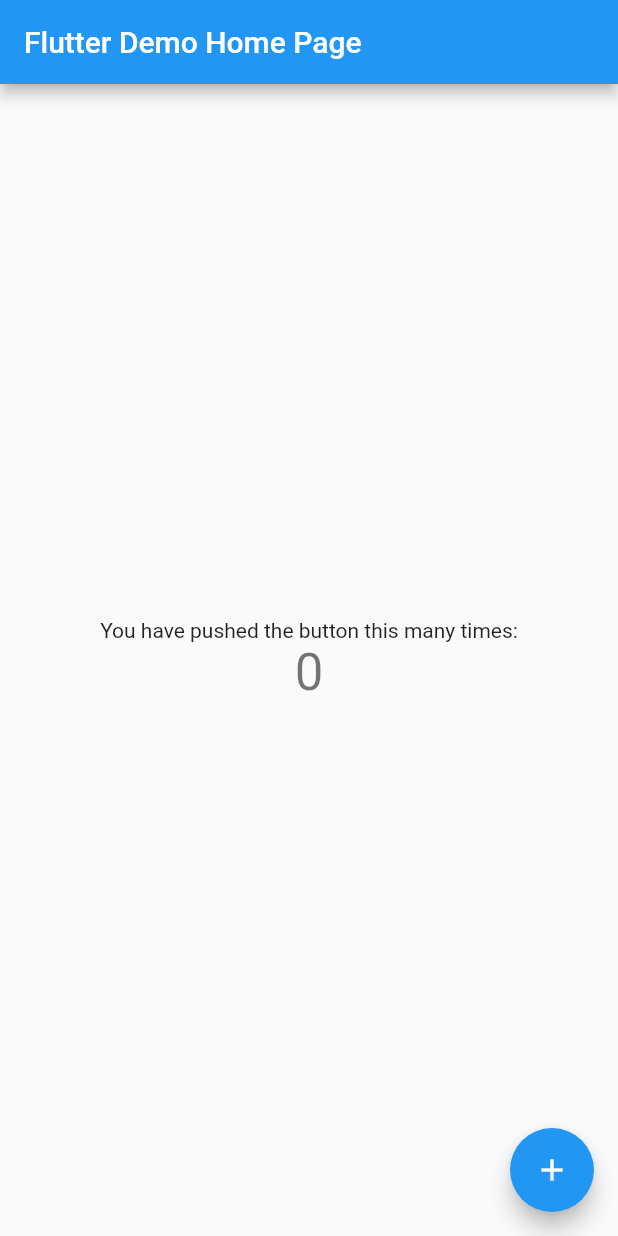
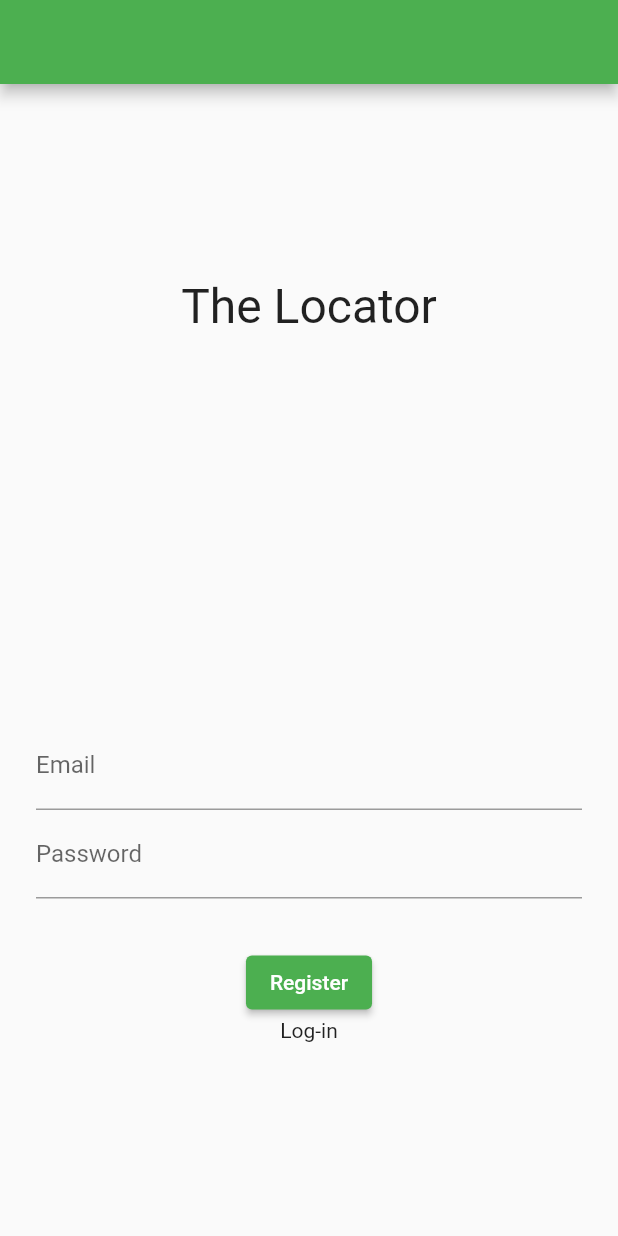
Before and after one commit to demoliwes/the_locator, a Flutter app: the screen it shows after launch, on a phone screen of 412 x 824 dp. Run offline on Flutter 3.47's test engine with Material 2 defaults, Android fonts, the phone set to English and light mode, and no system bars; our stand-ins replace firebase_auth, firebase_core; accounts and stored records are empty.

Commit message:
feat: added sign-in and registration to main

```diff
--- /dev/null
+++ b/lib/auth.dart
@@ -0,0 +1,29 @@
+import 'package:firebase_auth/firebase_auth.dart';
+
+class Auth {
+  final FirebaseAuth _authenticationInstance = FirebaseAuth.instance;
+  Future<void> emailAndPasswordRegistration(
+      String email, String password) async {
+    try {
+      await _authenticationInstance.createUserWithEmailAndPassword(
+        email: email,
+        password: password,
+      );
+      print('deu bom');
+    } catch (e) {
+      print(e);
+    }
+  }
+
+  Future<void> emailAndPasswordSignIn(String email, String password) async {
+    try {
+      final user = await _authenticationInstance.signInWithEmailAndPassword(
+        email: email,
+        password: password,
+      );
+      print('deu bom');
+    } catch (e) {
+      print(e);
+    }
+  }
+}
--- a/lib/main.dart
+++ b/lib/main.dart
@@ -1,115 +1,150 @@
+import 'package:firebase_core/firebase_core.dart';
 import 'package:flutter/material.dart';
+import 'auth.dart';
+import 'firebase_options.dart';
 
-void main() {
+void main() async {
+  WidgetsFlutterBinding.ensureInitialized();
+  await Firebase.initializeApp(
+    options: DefaultFirebaseOptions.currentPlatform,
+  );
   runApp(const MyApp());
 }
 
 class MyApp extends StatelessWidget {
   const MyApp({super.key});
 
-  // This widget is the root of your application.
   @override
   Widget build(BuildContext context) {
     return MaterialApp(
-      title: 'Flutter Demo',
-      theme: ThemeData(
-        // This is the theme of your application.
-        //
-        // Try running your application with "flutter run". You'll see the
-        // application has a blue toolbar. Then, without quitting the app, try
-        // changing the primarySwatch below to Colors.green and then invoke
-        // "hot reload" (press "r" in the console where you ran "flutter run",
-        // or simply save your changes to "hot reload" in a Flutter IDE).
-        // Notice that the counter didn't reset back to zero; the application
-        // is not restarted.
-        primarySwatch: Colors.blue,
-      ),
-      home: const MyHomePage(title: 'Flutter Demo Home Page'),
-    );
+        title: 'Flutter Demo',
+        theme: ThemeData(
+          primarySwatch: Colors.green,
+        ),
+        home: MyHomePage());
+    // StreamBuilder<User?>(
+    //     stream: FirebaseAuth.instance.authStateChanges(),
+    //     builder: (context, snapshot) {
+    //       if (snapshot.hasData) {
+    //         return MyHomePage();
+    //       } else {
+    //         return const Text('eae');
+    //       }
+    //     }));
   }
 }
 
 class MyHomePage extends StatefulWidget {
-  const MyHomePage({super.key, required this.title});
+  MyHomePage({super.key});
 
-  // This widget is the home page of your application. It is stateful, meaning
-  // that it has a State object (defined below) that contains fields that affect
-  // how it looks.
+  final Auth auth = Auth();
 
-  // This class is the configuration for the state. It holds the values (in this
-  // case the title) provided by the parent (in this case the App widget) and
-  // used by the build method of the State. Fields in a Widget subclass are
-  // always marked "final".
+  String email = '';
+  String password = '';
+  bool isLogin = false;
+  final _formKey = GlobalKey<FormState>();
+  final TextEditingController _emailController = TextEditingController();
+  final TextEditingController _passwordController = TextEditingController();
 
-  final String title;
+  bool isEmailValid(String email) {
+    final emailRegex =
+        RegExp(r'^[a-zA-Z0-9._%+-]+@[a-zA-Z0-9.-]+\.[a-zA-Z]{2,}$');
+
+    return emailRegex.hasMatch(email);
+  }
+
+  handleSubmit() async {
+    //Validate user inputs using formkey
+    if (_formKey.currentState!.validate()) {
+      //Get inputs from the controllers
+      final email = _emailController.value.text;
+      final password = _passwordController.value.text;
+      //Check if is login or register
+      if (isLogin) {
+        await Auth().emailAndPasswordSignIn(email, password);
+      } else {
+        await Auth().emailAndPasswordRegistration(email, password);
+      }
+    }
+  }
+
+  changeIsLogin() {
+    isLogin = !isLogin;
+  }
 
   @override
   State<MyHomePage> createState() => _MyHomePageState();
 }
 
 class _MyHomePageState extends State<MyHomePage> {
-  int _counter = 0;
-
-  void _incrementCounter() {
-    setState(() {
-      // This call to setState tells the Flutter framework that something has
-      // changed in this State, which causes it to rerun the build method below
-      // so that the display can reflect the updated values. If we changed
-      // _counter without calling setState(), then the build method would not be
-      // called again, and so nothing would appear to happen.
-      _counter++;
-    });
-  }
-
   @override
   Widget build(BuildContext context) {
-    // This method is rerun every time setState is called, for instance as done
-    // by the _incrementCounter method above.
-    //
-    // The Flutter framework has been optimized to make rerunning build methods
-    // fast, so that you can just rebuild anything that needs updating rather
-    // than having to individually change instances of widgets.
     return Scaffold(
-      appBar: AppBar(
-        // Here we take the value from the MyHomePage object that was created by
-        // the App.build method, and use it to set our appbar title.
-        title: Text(widget.title),
-      ),
-      body: Center(
-        // Center is a layout widget. It takes a single child and positions it
-        // in the middle of the parent.
+      appBar: AppBar(),
+      body: Padding(
+        padding: const EdgeInsetsDirectional.symmetric(horizontal: 24),
         child: Column(
-          // Column is also a layout widget. It takes a list of children and
-          // arranges them vertically. By default, it sizes itself to fit its
-          // children horizontally, and tries to be as tall as its parent.
-          //
-          // Invoke "debug painting" (press "p" in the console, choose the
-          // "Toggle Debug Paint" action from the Flutter Inspector in Android
-          // Studio, or the "Toggle Debug Paint" command in Visual Studio Code)
-          // to see the wireframe for each widget.
-          //
-          // Column has various properties to control how it sizes itself and
-          // how it positions its children. Here we use mainAxisAlignment to
-          // center the children vertically; the main axis here is the vertical
-          // axis because Columns are vertical (the cross axis would be
-          // horizontal).
-          mainAxisAlignment: MainAxisAlignment.center,
-          children: <Widget>[
-            const Text(
-              'You have pushed the button this many times:',
-            ),
-            Text(
-              '$_counter',
-              style: Theme.of(context).textTheme.headlineMedium,
-            ),
+          mainAxisAlignment: MainAxisAlignment.spaceAround,
+          crossAxisAlignment: CrossAxisAlignment.center,
+          children: [
+            const Text("The Locator", style: TextStyle(fontSize: 32)),
+            Form(
+                key: widget._formKey,
+                child: Column(
+                    mainAxisAlignment: MainAxisAlignment.start,
+                    crossAxisAlignment: CrossAxisAlignment.center,
+                    children: [
+                      TextFormField(
+                        keyboardType: TextInputType.emailAddress,
+                        controller: widget._emailController,
+                        decoration: const InputDecoration(
+                          labelText: 'Email',
+                          hintText: 'Enter your email',
+                        ),
+                        validator: (value) {
+                          if (value == null || value.isEmpty) {
+                            return 'Please enter an email';
+                          }
+                          if (!widget.isEmailValid(value)) {
+                            return 'Please enter a valid email';
+                          }
+                          return null;
+                        },
+                      ),
+                      TextFormField(
+                        obscureText: true,
+                        controller: widget._passwordController,
+                        decoration: const InputDecoration(
+                          labelText: 'Password',
+                          hintText: 'Your very secure password goes in here',
+                        ),
+                        validator: (value) {
+                          if (value == null || value.isEmpty) {
+                            return 'Please enter a password';
+                          }
+                          return null;
+                        },
+                      ),
+                      const SizedBox(
+                        height: 32,
+                      ),
+                      ElevatedButton(
+                        onPressed: widget.handleSubmit,
+                        child: Text(widget.isLogin ? 'Log-in' : 'Register'),
+                      ),
+                      InkWell(
+                          onTap: () {
+                            setState(() {
+                              widget.changeIsLogin();
+                            });
+                          },
+                          child: Text(
+                            widget.isLogin ? 'Create an account' : "Log-in",
+                          ))
+                    ]))
           ],
         ),
       ),
-      floatingActionButton: FloatingActionButton(
-        onPressed: _incrementCounter,
-        tooltip: 'Increment',
-        child: const Icon(Icons.add),
-      ), // This trailing comma makes auto-formatting nicer for build methods.
     );
   }
 }
--- a/pubspec.yaml
+++ b/pubspec.yaml
@@ -35,6 +35,8 @@
   # The following adds the Cupertino Icons font to your application.
   # Use with the CupertinoIcons class for iOS style icons.
   cupertino_icons: ^1.0.2
+  firebase_core: ^2.15.0
+  firebase_auth: ^4.7.2
 
 dev_dependencies:
   flutter_test:
```
Also changed, not shown: lib/firebase_options.dart (added), pubspec.lock (added), 13 other files.
